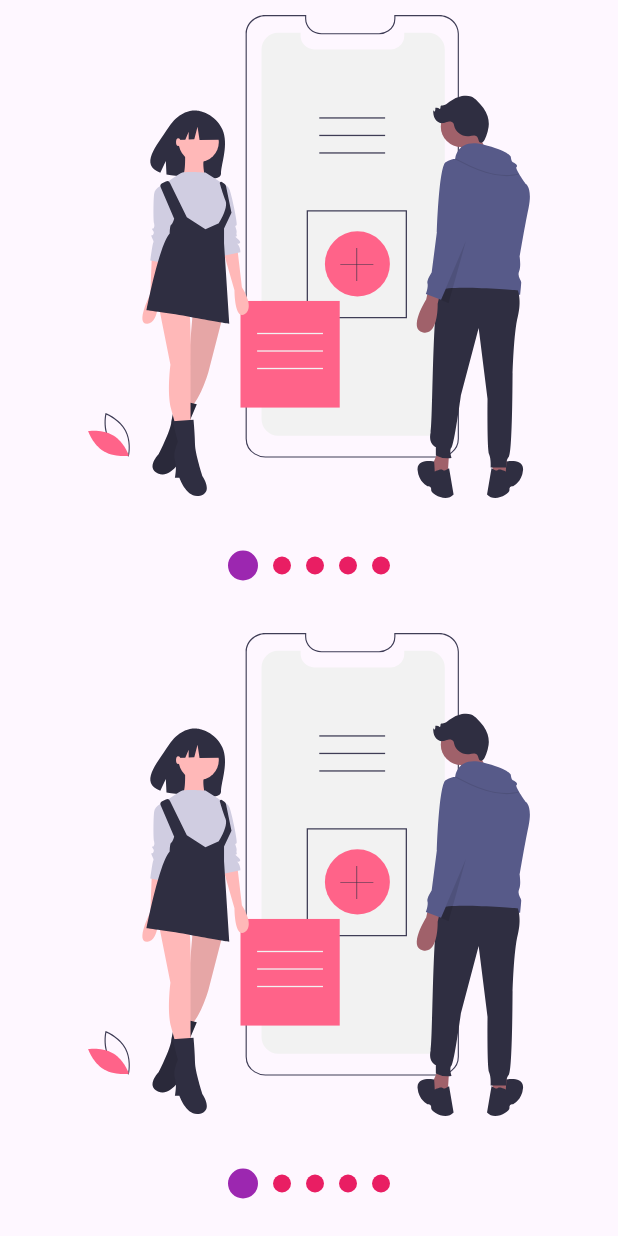
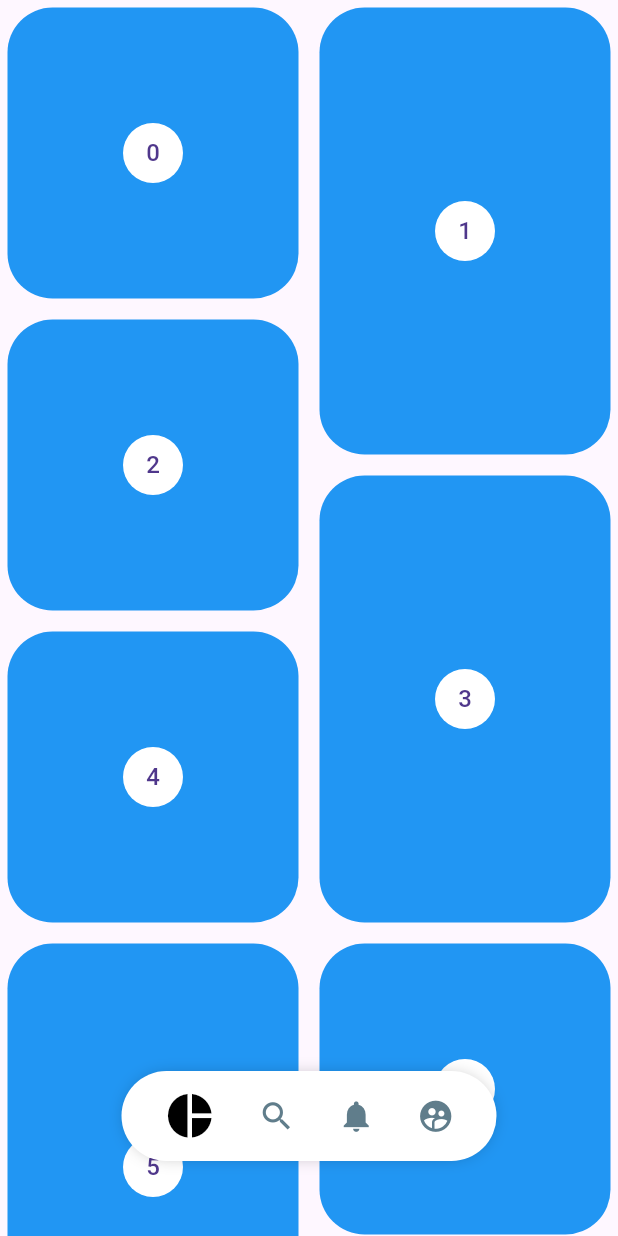
Before and after one commit to sanabal/SlideshowTest, a Flutter app: the screen it shows after launch, on a phone screen of 412 x 824 dp. Run offline on Flutter 3.47's test engine with Material 3 defaults, Android fonts, the phone set to English and light mode, and no system bars; our stand-ins replace flutter_svg.

Commit message:
implement method pinterest example

```diff
--- a/lib/main.dart
+++ b/lib/main.dart
@@ -1,5 +1,6 @@
 import 'package:flutter/material.dart';
 
+import 'src/pages/pinterest_page.dart';
 import 'src/pages/slideshow_page.dart';
 
 void main() {
@@ -14,7 +15,7 @@ class MyApp extends StatelessWidget {
   Widget build(BuildContext context) {
     return const MaterialApp(
       title: 'Diseño App',
-      home: SlideshowPage(),
+      home: PinterestPage(),
     );
   }
 }
--- /dev/null
+++ b/lib/src/pages/pinterest_page.dart
@@ -0,0 +1,146 @@
+import 'package:flutter/material.dart';
+import 'package:flutter/rendering.dart';
+import 'package:flutter_staggered_grid_view/flutter_staggered_grid_view.dart';
+import 'package:provider/provider.dart';
+
+import '../widgets/pinterest_menu.dart';
+
+class PinterestPage extends StatelessWidget {
+  const PinterestPage({super.key});
+  @override
+  Widget build(BuildContext context) {
+    return ChangeNotifierProvider(
+      create: (_) => new _MenuModel(),
+      child: Scaffold(
+        body: Stack(
+          children: <Widget>[
+            PinterestGrid(),
+            _PinterestMenuLocation(),
+          ],
+        ),
+      ),
+    );
+  }
+}
+
+class _PinterestMenuLocation extends StatelessWidget {
+  @override
+  Widget build(BuildContext context) {
+    final widthPantalla = MediaQuery.of(context).size.width;
+    final mostrar = Provider.of<_MenuModel>(context).mostrar;
+
+    return Positioned(
+        bottom: 30,
+        child: Container(
+          height: 100,
+          width: widthPantalla,
+          child: Align(
+            child: PinterestMenu(
+              mostrar: mostrar,
+              items: [
+                PinterestButton(
+                    icon: Icons.pie_chart,
+                    onPressed: () {
+                      print('Icon pie_chart');
+                    }),
+                PinterestButton(
+                    icon: Icons.search,
+                    onPressed: () {
+                      print('Icon search');
+                    }),
+                PinterestButton(
+                    icon: Icons.notifications,
+                    onPressed: () {
+                      print('Icon notification');
+                    }),
+                PinterestButton(
+                    icon: Icons.supervised_user_circle,
+                    onPressed: () {
+                      print('Icon supervised_user_circle');
+                    }),
+              ],
+            ),
+          ),
+        ));
+  }
+}
+
+class PinterestGrid extends StatefulWidget {
+  PinterestGrid({super.key});
+
+  @override
+  State<PinterestGrid> createState() => _PinterestGridState();
+}
+
+class _PinterestGridState extends State<PinterestGrid> {
+  final List<int> items = List.generate(200, (i) => i);
+  ScrollController controller = new ScrollController();
+  double scrollAnterior = 0;
+
+  @override
+  void initState() {
+    // ignore: unnecessary_set_literal
+    controller.addListener(() => {
+          if (controller.position.userScrollDirection ==
+              ScrollDirection.reverse)
+            {Provider.of<_MenuModel>(context, listen: false).mostrar = false}
+          else
+            {Provider.of<_MenuModel>(context, listen: false).mostrar = true},
+          scrollAnterior = controller.offset
+        });
+    super.initState();
+  }
+
+  @override
+  void dispose() {
+    controller.dispose();
+    super.dispose();
+  }
+
+  @override
+  Widget build(BuildContext context) {
+    return StaggeredGridView.countBuilder(
+      controller: controller,
+      crossAxisCount: 4,
+      itemCount: items.length,
+      itemBuilder: (BuildContext context, int index) => _PinterestItem(index),
+      staggeredTileBuilder: (int index) =>
+          new StaggeredTile.count(2, index.isEven ? 2 : 3),
+      mainAxisSpacing: 4.0,
+      crossAxisSpacing: 4.0,
+    );
+  }
+}
+
+class _PinterestItem extends StatelessWidget {
+  final int index;
+
+  _PinterestItem(this.index);
+
+  @override
+  Widget build(BuildContext context) {
+    return new Container(
+      margin: EdgeInsets.all(5),
+      decoration: BoxDecoration(
+          color: Colors.blue,
+          borderRadius: BorderRadius.all(Radius.circular(30))),
+      child: new Center(
+        child: new CircleAvatar(
+          backgroundColor: Colors.white,
+          child: new Text('$index'),
+        ),
+      ),
+    );
+  }
+}
+
+class _MenuModel with ChangeNotifier {
+  bool _mostrar = true;
+
+  bool get mostrar => this._mostrar;
+
+  set mostrar(bool valor) {
+    this._mostrar = valor;
+    notifyListeners();
+  }
+}
--- /dev/null
+++ b/lib/src/widgets/pinterest_menu.dart
@@ -0,0 +1,144 @@
+import 'package:flutter/material.dart';
+import 'package:provider/provider.dart';
+
+class PinterestButton {
+  final Function() onPressed;
+  final IconData icon;
+
+  PinterestButton({required this.icon, required this.onPressed});
+}
+
+class PinterestMenu extends StatelessWidget {
+  final bool mostrar;
+
+  final Color backgroundColor;
+  final Color activeColor;
+  final Color inactiveColor;
+  final List<PinterestButton> items;
+  PinterestMenu(
+      {this.mostrar = true,
+      this.backgroundColor = Colors.white,
+      this.activeColor = Colors.black,
+      this.inactiveColor = Colors.blueGrey,
+      required this.items});
+
+  @override
+  Widget build(BuildContext context) {
+    return Center(
+      child: ChangeNotifierProvider(
+          create: (_) => new _MenuModel(),
+          child: AnimatedOpacity(
+              duration: Duration(milliseconds: 250),
+              opacity: (mostrar) ? 1 : 0,
+              child: Builder(
+                builder: (BuildContext context) {
+                  Provider.of<_MenuModel>(context).backgroundColor =
+                      this.backgroundColor;
+                  Provider.of<_MenuModel>(context).activeColor =
+                      this.activeColor;
+                  Provider.of<_MenuModel>(context).inactiveColor =
+                      this.inactiveColor;
+
+                  return _PinterestMenuBackground(child: _MenuItems(items));
+                },
+              ))),
+    );
+  }
+}
+
+class _PinterestMenuBackground extends StatelessWidget {
+  final Widget child;
+  const _PinterestMenuBackground({required this.child});
+
+  @override
+  Widget build(BuildContext context) {
+    final menuModel = Provider.of<_MenuModel>(context);
+
+    return Container(
+      child: child,
+      width: 250,
+      height: 60,
+      decoration: BoxDecoration(
+          color: menuModel.backgroundColor,
+          borderRadius: BorderRadius.all(Radius.circular(100)),
+          boxShadow: <BoxShadow>[
+            BoxShadow(
+                color: Colors.black38,
+                offset: Offset(0, 0),
+                blurRadius: 10,
+                spreadRadius: -5)
+          ]),
+    );
+  }
+}
+
+class _MenuItems extends StatelessWidget {
+  final List<PinterestButton> menuItems;
+  const _MenuItems(this.menuItems);
+
+  @override
+  Widget build(BuildContext context) {
+    return Row(
+      mainAxisAlignment: MainAxisAlignment.spaceEvenly,
+      children: List.generate(
+          menuItems.length, (i) => _PinteresMenuButton(i, menuItems[i])),
+    );
+  }
+}
+
+class _PinteresMenuButton extends StatelessWidget {
+  final int index;
+  final PinterestButton item;
+
+  const _PinteresMenuButton(this.index, this.item);
+
+  @override
+  Widget build(BuildContext context) {
+    final menuModel = Provider.of<_MenuModel>(context);
+
+    return GestureDetector(
+      onTap: () {
+        Provider.of<_MenuModel>(context, listen: false).itemSeleccionado =
+            index;
+        item.onPressed();
+      },
+      behavior: HitTestBehavior.translucent,
+      child: Container(
+        child: Icon(item.icon,
+            size: (menuModel.itemSeleccionado == index) ? 35 : 25,
+            color: (menuModel.itemSeleccionado == index)
+                ? menuModel.activeColor
+                : menuModel.inactiveColor),
+      ),
+    );
+  }
+}
+
+class _MenuModel with ChangeNotifier {
+  int _itemSeleccionado = 0;
+  Color _backgroundColor = Colors.white;
+  Color _activeColor = Colors.black;
+  Color _inactiveColor = Colors.blueGrey;
+
+  int get itemSeleccionado => this._itemSeleccionado;
+
+  set itemSeleccionado(int index) {
+    this._itemSeleccionado = index;
+    notifyListeners();
+  }
+
+  Color get backgroundColor => this._backgroundColor;
+  set backgroundColor(Color color) {
+    this._backgroundColor = color;
+  }
+
+  Color get activeColor => this._activeColor;
+  set activeColor(Color color) {
+    this._activeColor = color;
+  }
+
+  Color get inactiveColor => this._inactiveColor;
+  set inactiveColor(Color color) {
+    this._inactiveColor = color;
+  }
+}
--- a/pubspec.yaml
+++ b/pubspec.yaml
@@ -37,6 +37,7 @@ dependencies:
   cupertino_icons: ^1.0.2
   flutter_svg: ^2.0.10+1
   provider: ^6.1.2
+  flutter_staggered_grid_view: ^0.4.1
 
 dev_dependencies:
   flutter_test:
```
Also changed, not shown: pubspec.lock.
